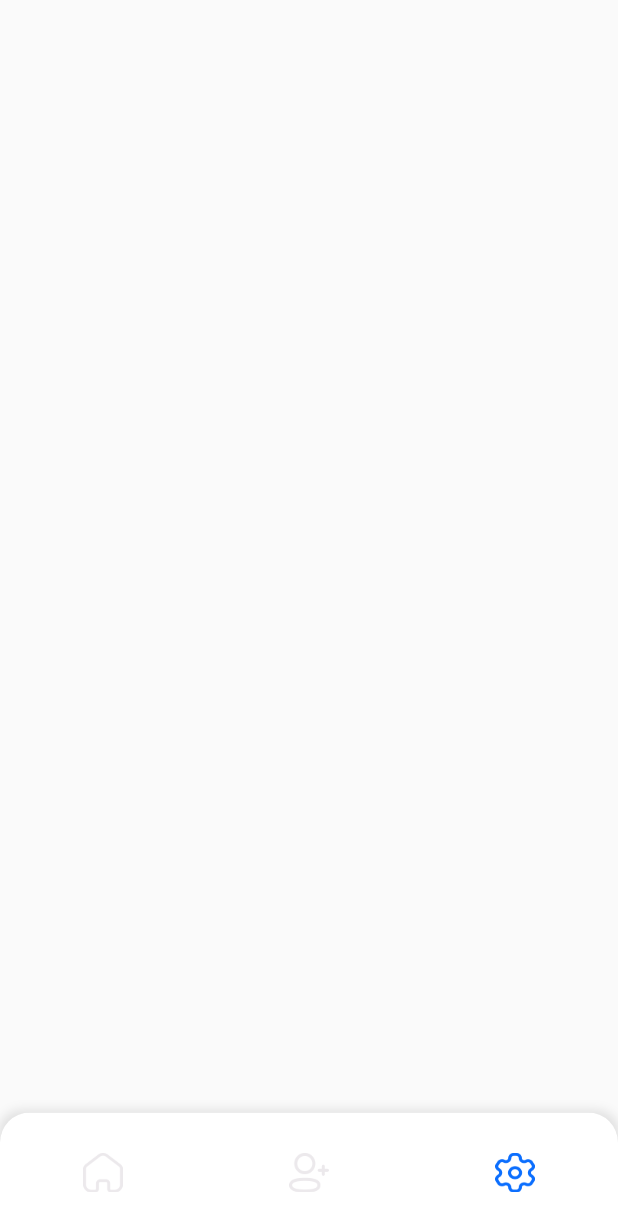
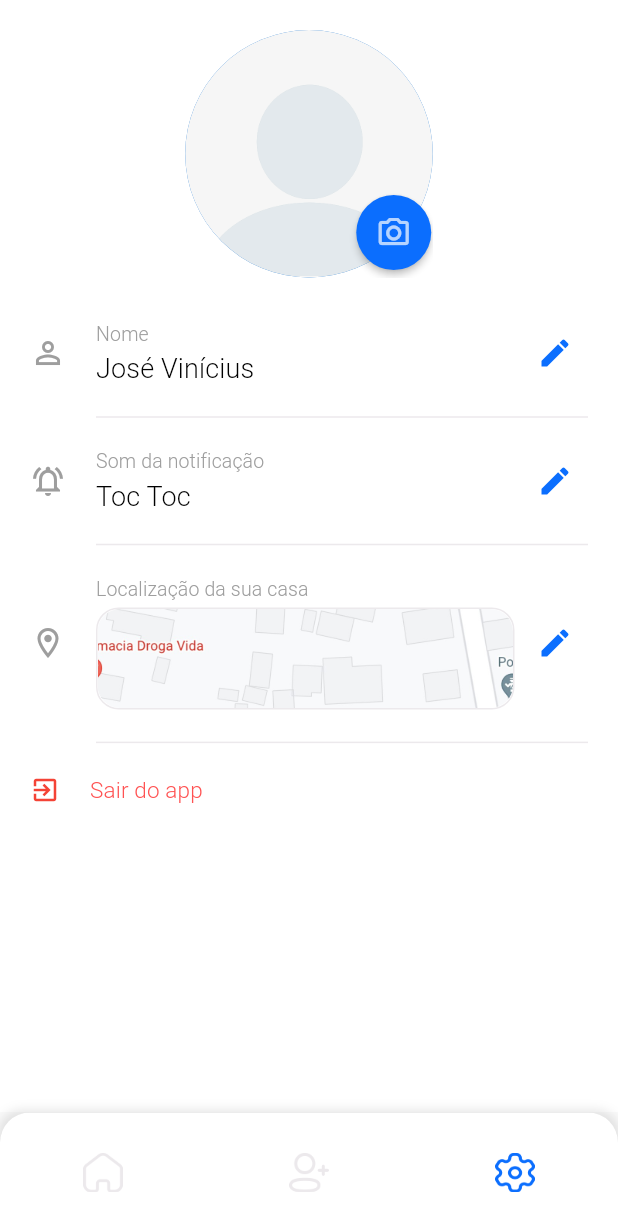
Before and after one commit to JoseVinicius-P/Toc-Toc-Flutter, a Flutter app: the HomePage screen opened by its route, swiped to page 3, on a phone screen of 412 x 824 dp. Shown: the top 1231 px of the screen. Run offline on Flutter 3.47's test engine with Material 2 defaults, Android fonts, the light colour scheme and no system bars; drawn by our look-alikes of auto_size_text; our stand-ins replace flutter_modular, flutter_triple, responsive_builder.

Commit message:
style: Creating a Settings page

```diff
--- a/lib/app/modules/home/home_page.dart
+++ b/lib/app/modules/home/home_page.dart
@@ -4,6 +4,7 @@ import 'package:responsive_builder/responsive_builder.dart';
 import 'package:toctoc/app/modules/home/home_controller.dart';
 import 'package:toctoc/app/modules/home/pages/add_friend_page.dart';
 import 'package:toctoc/app/modules/home/pages/friend_list_page.dart';
+import 'package:toctoc/app/modules/home/pages/settings_page.dart';
 import 'package:toctoc/app/shared/my_colors.dart';
 import 'home_store.dart';
 
@@ -34,7 +35,7 @@ class _HomePageState extends State<HomePage> {
         children: [
           FriendListPage(),
           AddFriendPage(),
-          SizedBox(),
+          SettingsPage(),
           //Paginas
           //ListsPage(),
           //SearchPage(),
--- /dev/null
+++ b/lib/app/modules/home/pages/settings_page.dart
@@ -0,0 +1,237 @@
+import 'package:auto_size_text/auto_size_text.dart';
+import 'package:flutter/material.dart';
+import 'package:responsive_builder/responsive_builder.dart';
+import 'package:toctoc/app/modules/complete_registration/widgets/select_avatar_widget.dart';
+import 'package:toctoc/app/shared/my_colors.dart';
+
+class SettingsPage extends StatefulWidget {
+  final String title;
+  const SettingsPage({Key? key, this.title = 'SettingsPage'}) : super(key: key);
+  @override
+  SettingsPageState createState() => SettingsPageState();
+}
+class SettingsPageState extends State<SettingsPage> {
+  @override
+  Widget build(BuildContext context) {
+    var theme = Theme.of(context);
+    return Scaffold(
+      body: Stack(
+        children: [
+          Container(
+            width: double.infinity,
+            color: Colors.white,
+          ),
+          SafeArea(
+            child: Padding(
+              padding: EdgeInsets.all(20),
+              child: Column(
+                children: [
+                  const Row(
+                    mainAxisSize: MainAxisSize.max,
+                    mainAxisAlignment: MainAxisAlignment.center,
+                    children: [
+                      SelectAvatarWidget(),
+                    ],
+                  ),
+                  const SizedBox(height: 30,),
+                  Row(
+                    mainAxisAlignment: MainAxisAlignment.start,
+                    children: [
+                      Icon(Icons.person_outline, color: Colors.grey),
+                      const SizedBox(width: 20,),
+                      Column(
+                        crossAxisAlignment: CrossAxisAlignment.start,
+                        children: [
+                          AutoSizeText(
+                            'Nome',
+                            style: theme.textTheme.titleSmall!.copyWith(fontSize: 13, color: Colors.grey),
+                            maxFontSize: 6.sw.roundToDouble(),
+                            minFontSize: 3.sw.roundToDouble(),
+                            maxLines: 3,
+                            overflow: TextOverflow.ellipsis,
+                            textAlign: TextAlign.start,
+                          ),
+                          const SizedBox(height: 5,),
+                          AutoSizeText(
+                            'José Vinícius',
+                            style: theme.textTheme.titleSmall!.copyWith(fontSize: 18),
+                            maxFontSize: 6.sw.roundToDouble(),
+                            minFontSize: 3.sw.roundToDouble(),
+                            maxLines: 3,
+                            overflow: TextOverflow.ellipsis,
+                            textAlign: TextAlign.center,
+                          ),
+                        ],
+                      ),
+                      const Spacer(),
+                      Icon(Icons.edit, color: MyColors.blue),
+                      SizedBox(width: 10,),
+                    ],
+                  ),
+                  const SizedBox(height: 10,),
+                  const Row(
+                    mainAxisSize: MainAxisSize.max,
+                    children: [
+                      Icon(Icons.person, color: Colors.transparent),
+                      SizedBox(width: 20,),
+                      Expanded(
+                        child: Divider(
+                          color: MyColors.lightGray,  // Cor do divisor
+                          height: 1,  // Altura do divisor
+                          thickness: 1,  // Espessura do divisor
+                        ),
+                      ),
+                    ],
+                  ),
+                  const SizedBox(height: 10,),
+                  Row(
+                    mainAxisAlignment: MainAxisAlignment.start,
+                    children: [
+                      Icon(Icons.notifications_active_outlined, color: Colors.grey),
+                      const SizedBox(width: 20,),
+                      Column(
+                        crossAxisAlignment: CrossAxisAlignment.start,
+                        children: [
+                          AutoSizeText(
+                            'Som da notificação',
+                            style: theme.textTheme.titleSmall!.copyWith(fontSize: 13, color: Colors.grey),
+                            maxFontSize: 6.sw.roundToDouble(),
+                            minFontSize: 3.sw.roundToDouble(),
+                            maxLines: 3,
+                            overflow: TextOverflow.ellipsis,
+                            textAlign: TextAlign.start,
+                          ),
+                          const SizedBox(height: 5,),
+                          AutoSizeText(
+                            'Toc Toc',
+                            style: theme.textTheme.titleSmall!.copyWith(fontSize: 18),
+                            maxFontSize: 6.sw.roundToDouble(),
+                            minFontSize: 3.sw.roundToDouble(),
+                            maxLines: 3,
+                            overflow: TextOverflow.ellipsis,
+                            textAlign: TextAlign.center,
+                          ),
+                        ],
+                      ),
+                      const Spacer(),
+                      Icon(Icons.edit, color: MyColors.blue),
+                      SizedBox(width: 10,),
+                    ],
+                  ),
+                  const SizedBox(height: 10,),
+                  const Row(
+                    mainAxisSize: MainAxisSize.max,
+                    children: [
+                      Icon(Icons.person, color: Colors.transparent),
+                      SizedBox(width: 20,),
+                      Expanded(
+                        child: Divider(
+                          color: MyColors.lightGray,  // Cor do divisor
+                          height: 1,  // Altura do divisor
+                          thickness: 1,  // Espessura do divisor
+                        ),
+                      ),
+                    ],
+                  ),
+                  const SizedBox(height: 10,),
+                  Row(
+                    mainAxisAlignment: MainAxisAlignment.start,
+                    children: [
+                      Icon(Icons.location_on_outlined, color: Colors.grey),
+                      const SizedBox(width: 20,),
+                      Expanded(
+                        child: Column(
+                          crossAxisAlignment: CrossAxisAlignment.start,
+                          children: [
+                            AutoSizeText(
+                              'Localização da sua casa',
+                              style: theme.textTheme.titleSmall!.copyWith(fontSize: 13, color: Colors.grey),
+                              maxFontSize: 6.sw.roundToDouble(),
+                              minFontSize: 3.sw.roundToDouble(),
+                              maxLines: 3,
+                              overflow: TextOverflow.ellipsis,
+                              textAlign: TextAlign.start,
+                            ),
+                            const SizedBox(height: 5,),
+                            Row(
+                              children: [
+                                Expanded(
+                                  child: Container(
+                                    decoration: BoxDecoration(
+                                      borderRadius: const BorderRadius.all(
+                                        Radius.circular(15),
+                                      ),
+                                      border: Border.all(
+                                        width: 1,
+                                        style: BorderStyle.solid,
+                                        color: MyColors.lightGray,
+                                      ),
+                                    ),
+                                    child: ClipRRect(
+                                      borderRadius: const BorderRadius.all(
+                                        Radius.circular(15),
+                                      ),
+                                      child: Image(
+                                        height: 8.sh,
+                                        image: const AssetImage('assets/images/map.jpg'),
+                                        fit: BoxFit.cover,
+                                      ),
+                                    ),
+                                  ),
+                                ),
+                              ],
+                            ),
+                          ],
+                        ),
+                      ),
+                      SizedBox(width: 15,),
+                      Icon(Icons.edit, color: MyColors.blue),
+                      SizedBox(width: 10,),
+                    ],
+                  ),
+                  const SizedBox(height: 10,),
+                  const Row(
+                    mainAxisSize: MainAxisSize.max,
+                    children: [
+                      Icon(Icons.person, color: Colors.transparent),
+                      SizedBox(width: 20,),
+                      Expanded(
+                        child: Divider(
+                          color: MyColors.lightGray,  // Cor do divisor
+                          height: 1,  // Altura do divisor
+                          thickness: 1,  // Espessura do divisor
+                        ),
+                      ),
+                    ],
+                  ),
+                  const SizedBox(height: 10,),
+                  Row(
+                    mainAxisAlignment: MainAxisAlignment.start,
+                    children: [
+                      Icon(Icons.exit_to_app, color: Colors.red, size: 20,),
+                      const SizedBox(width: 20,),
+                      Column(
+                        crossAxisAlignment: CrossAxisAlignment.start,
+                        children: [
+                          AutoSizeText(
+                            'Sair do app',
+                            style: theme.textTheme.titleSmall!.copyWith(fontSize: 15, color: Colors.redAccent),
+                            maxFontSize: 6.sw.roundToDouble(),
+                            minFontSize: 3.sw.roundToDouble(),
+                            maxLines: 3,
+                            overflow: TextOverflow.ellipsis,
+                            textAlign: TextAlign.center,
+                          ),
+                        ],
+                      ),
+                    ],
+                  ),
+                ],
+              ),
+            )
+          ),
+        ],
+      ),
+    );
+  }
+}
```
Also changed, not shown: 1 other file.
